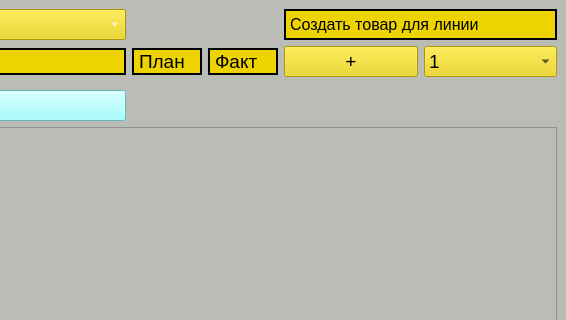
First picture: the form in mainwindow.ui, repository avovana/master_labeling, before the edit; both pictures show x 455 to 1021 and y 0 to 320 of the 1021 by 432 pixel window.
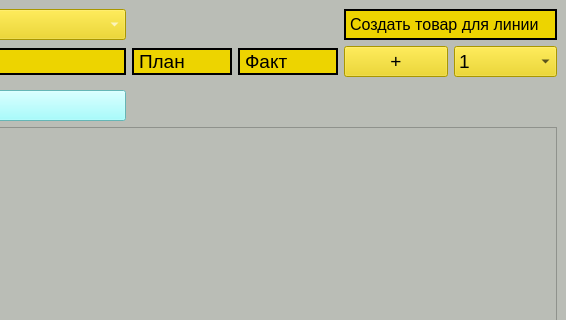
Second picture: the form after the edit.

Commit message: ui cganged header color, font

Diff of the .ui file:
```diff
--- a/mainwindow.ui
+++ b/mainwindow.ui
@@ -154,13 +154,13 @@
       </property>
       <property name="minimumSize">
        <size>
-        <width>70</width>
+        <width>100</width>
         <height>0</height>
        </size>
       </property>
       <property name="maximumSize">
        <size>
-        <width>70</width>
+        <width>90</width>
         <height>16777215</height>
        </size>
       </property>
@@ -193,13 +193,13 @@
       </property>
       <property name="minimumSize">
        <size>
-        <width>70</width>
+        <width>100</width>
         <height>0</height>
        </size>
       </property>
       <property name="maximumSize">
        <size>
-        <width>70</width>
+        <width>100</width>
         <height>16777215</height>
        </size>
       </property>
```
The commit also changes 1 other file.
